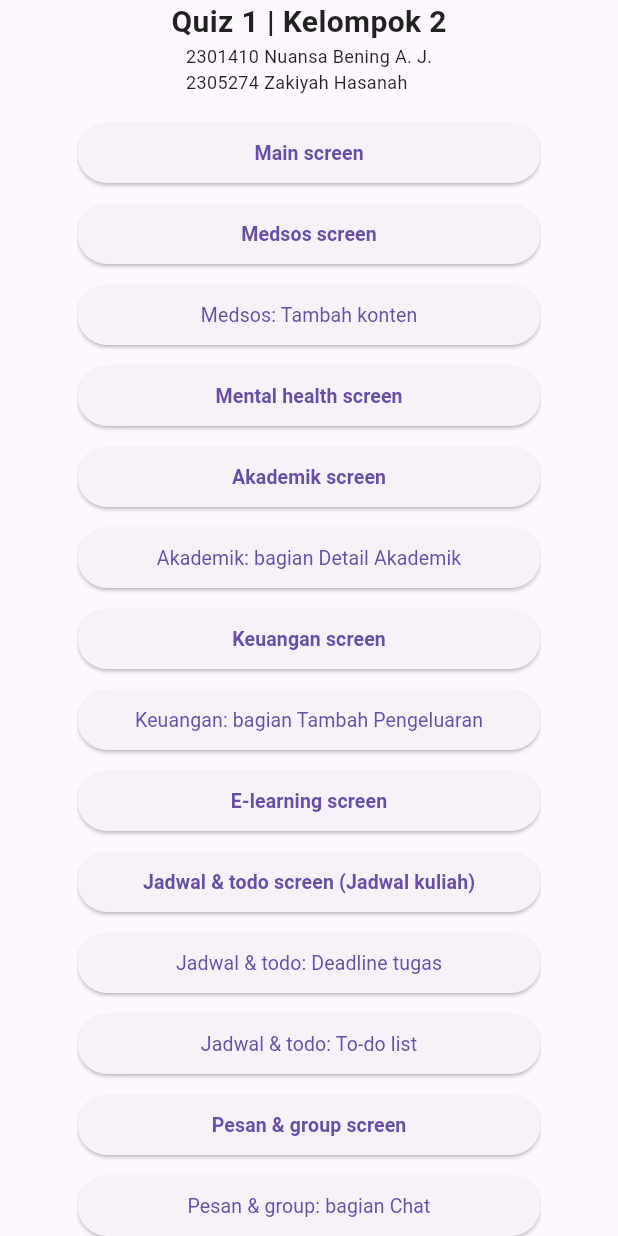
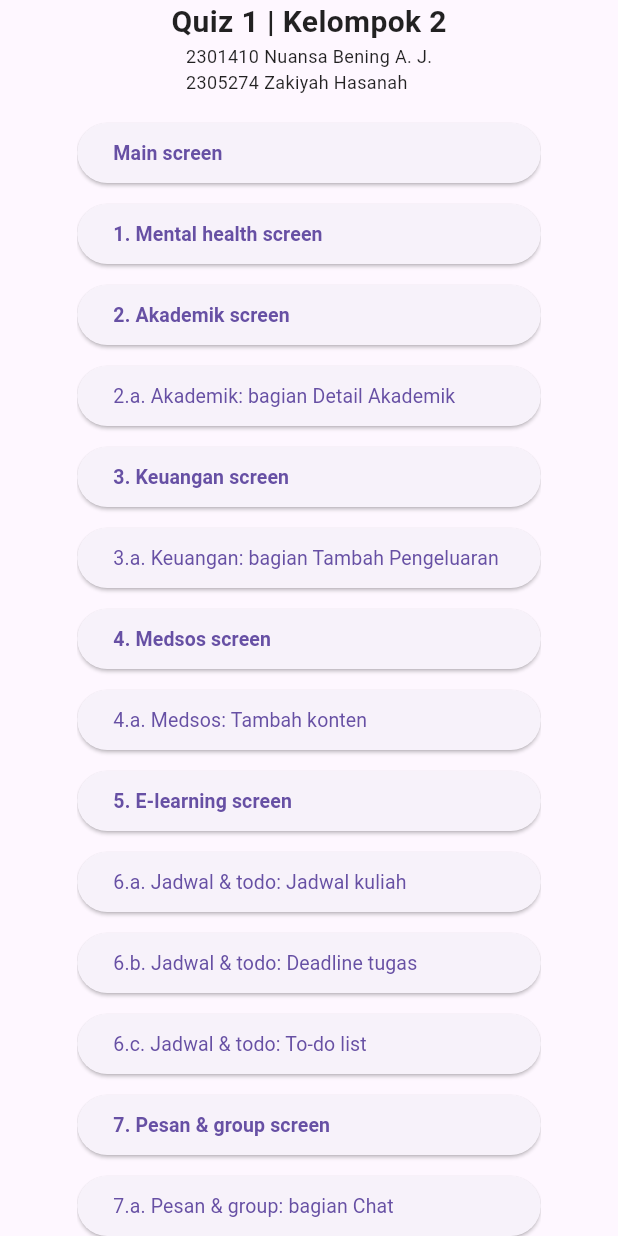
Before and after one commit to kiy4h/provis-kuis1, a Flutter app: the screen it shows after launch, on a phone screen of 412 x 824 dp. Run offline on Flutter 3.47's test engine with Material 3 defaults, Android fonts, the phone set to English and light mode, and no system bars; our stand-ins replace carousel_slider.

Commit message:
rapikan teks tombol

```diff
--- a/lib/main.dart
+++ b/lib/main.dart
@@ -56,20 +56,20 @@ class QuizScreen extends StatelessWidget {
   QuizScreen({super.key});
   final Map<String, String> quizOptions = {
     "Main screen": "/main",
-    "Medsos screen": "/medsos",
-    "Medsos: Tambah konten": "/medsos_upload",
-    "Mental health screen": "/mental_health",
-    "Akademik screen": "/akademik",
-    "Akademik: bagian Detail Akademik": "/detail_akademik",
-    "Keuangan screen": "/keuangan",
-    "Keuangan: bagian Tambah Pengeluaran": "/pengeluaran",
-    "E-learning screen": "/elearning",
-    "Jadwal & todo screen (Jadwal kuliah)": "/jadwal_todo1",
-    "Jadwal & todo: Deadline tugas": "/jadwal_todo2",
-    "Jadwal & todo: To-do list": "/jadwal_todo3",
-    "Pesan & group screen": "/pesan_group",
-    "Pesan & group: bagian Chat": "/chat",
-    "Notifikasi screen": "/notifikasi",
+    "1. Mental health screen": "/mental_health",
+    "2. Akademik screen": "/akademik",
+    "2.a. Akademik: bagian Detail Akademik": "/detail_akademik",
+    "3. Keuangan screen": "/keuangan",
+    "3.a. Keuangan: bagian Tambah Pengeluaran": "/pengeluaran",
+    "4. Medsos screen": "/medsos",
+    "4.a. Medsos: Tambah konten": "/medsos_upload",
+    "5. E-learning screen": "/elearning",
+    "6.a. Jadwal & todo: Jadwal kuliah": "/jadwal_todo1",
+    "6.b. Jadwal & todo: Deadline tugas": "/jadwal_todo2",
+    "6.c. Jadwal & todo: To-do list": "/jadwal_todo3",
+    "7. Pesan & group screen": "/pesan_group",
+    "7.a. Pesan & group: bagian Chat": "/chat",
+    "8. Notifikasi screen": "/notifikasi",
   };
 
   @override
@@ -114,6 +114,8 @@ class QuizScreen extends StatelessWidget {
                                     borderRadius: BorderRadius.circular(30),
                                   ),
                                 ),
+                                child: Align(
+                                  alignment: Alignment.centerLeft,
                                   child: Text.rich(
                                     TextSpan(
                                       text: entry.key,
@@ -122,6 +124,7 @@ class QuizScreen extends StatelessWidget {
                                         fontWeight: entry.key.contains(":")
                                             ? FontWeight.normal
                                             : FontWeight.bold,
+                                      ),
                                     ),
                                   ),
                                 ),
```
Lines whose indentation alone changed are shown as unchanged.
